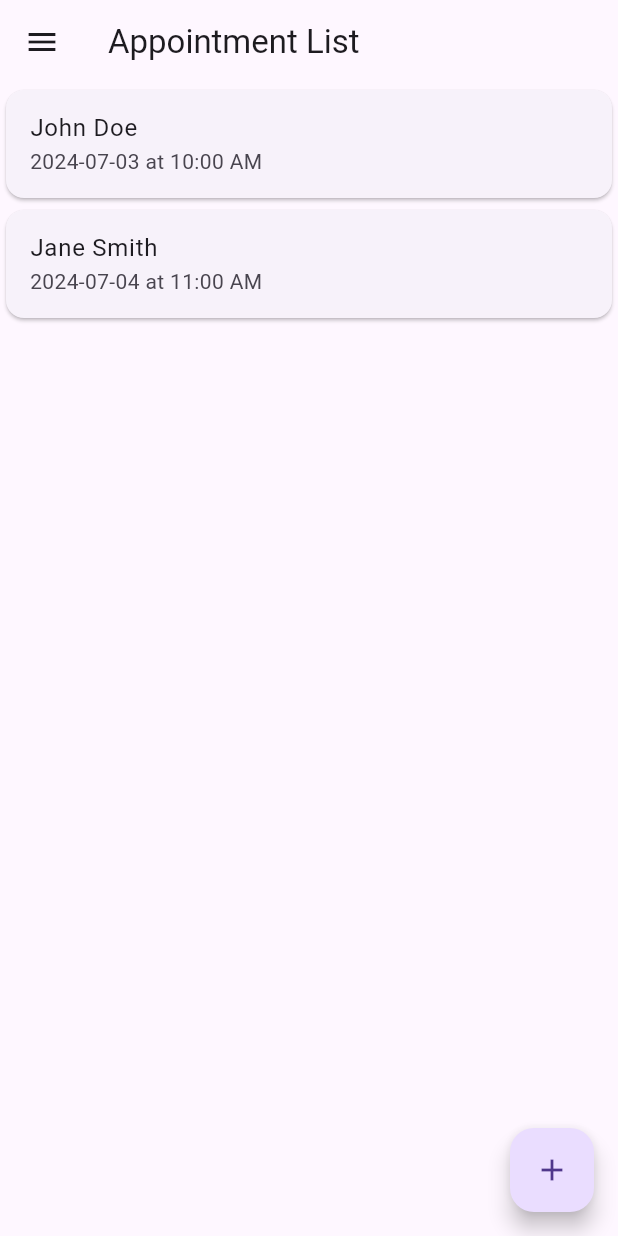
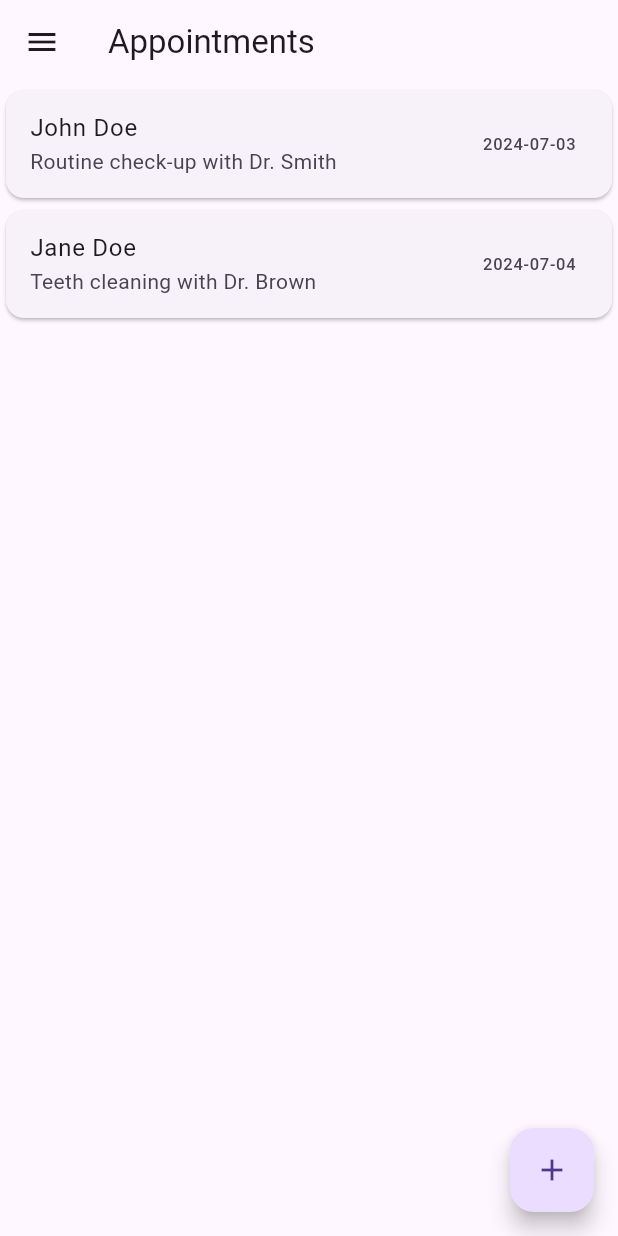
Before and after one commit to anwar9162/Dental_Clinic_Management_System, a Flutter app: the AppointmentListScreen screen opened by its route, on a phone screen of 412 x 824 dp. Run offline on Flutter 3.47's test engine with Material 3 defaults, Android fonts, the phone set to English and light mode, and no system bars; our stand-ins replace table_calendar; missing offline and left inert: flutter_draggable_gridview.

Commit message:
Third commit

```diff
--- a/lib/main.dart
+++ b/lib/main.dart
@@ -7,7 +7,7 @@ import 'screens/billing/billing_list_screen.dart';
 import 'screens/appointment/add_appointment_screen.dart';
 import 'screens/appointment/appointment_detail_screen.dart';
 import 'screens/appointment/appointment_calendar_screen.dart';
-import './models/appointment_model.dart';
+import 'models/appointment_model.dart'; // Ensure this import is correct
 
 void main() {
   runApp(MyApp());
--- a/lib/models/appointment_model.dart
+++ b/lib/models/appointment_model.dart
@@ -1,17 +1,15 @@
 class Appointment {
   final String id;
   final String patientName;
+  final DateTime date;
+  final String description;
   final String doctorName;
-  final DateTime date;
-  final String time;
-  final String description;
 
   Appointment({
     required this.id,
     required this.patientName,
+    required this.date,
+    required this.description,
     required this.doctorName,
-    required this.date,
-    required this.time,
-    required this.description,
   });
 }
--- a/lib/screens/appointment/appointment_calendar_screen.dart
+++ b/lib/screens/appointment/appointment_calendar_screen.dart
@@ -16,7 +16,22 @@ class AppointmentCalendarScreen extends StatefulWidget {
 class _AppointmentCalendarScreenState extends State<AppointmentCalendarScreen> {
   CalendarFormat _calendarFormat = CalendarFormat.month;
   DateTime _selectedDay = DateTime.now();
-  List<Appointment> _appointments = [];
+  List<Appointment> _appointments = [
+    Appointment(
+      id: '1',
+      patientName: 'John Doe',
+      date: DateTime.now(),
+      description: 'Routine check-up',
+      doctorName: 'Dr. Smith',
+    ),
+    Appointment(
+      id: '2',
+      patientName: 'Jane Doe',
+      date: DateTime.now().add(Duration(days: 1)),
+      description: 'Teeth cleaning',
+      doctorName: 'Dr. Brown',
+    ),
+  ];
 
   void _addNewAppointment(Appointment newAppointment) {
     setState(() {
--- a/lib/screens/appointment/appointment_list_screen.dart
+++ b/lib/screens/appointment/appointment_list_screen.dart
@@ -1,46 +1,33 @@
 import 'package:flutter/material.dart';
 import '../../models/appointment_model.dart';
-import 'add_appointment_screen.dart';
-import 'appointment_detail_screen.dart';
+import '../../widgets/appointment_card.dart';
 import '../../widgets/navigation_drawer.dart' as custom;
-import '../../widgets/appointment_card.dart';
+import './add_appointment_screen.dart';
+import './appointment_detail_screen.dart';
 
-class AppointmentListScreen extends StatefulWidget {
-  @override
-  _AppointmentListScreenState createState() => _AppointmentListScreenState();
-}
-
-class _AppointmentListScreenState extends State<AppointmentListScreen> {
+class AppointmentListScreen extends StatelessWidget {
   final List<Appointment> _appointments = [
     Appointment(
       id: '1',
       patientName: 'John Doe',
+      date: DateTime.now(),
+      description: 'Routine check-up',
       doctorName: 'Dr. Smith',
-      date: DateTime.now(),
-      time: '10:00 AM',
-      description: 'Regular checkup',
     ),
     Appointment(
       id: '2',
-      patientName: 'Jane Smith',
-      doctorName: 'Dr. Adams',
+      patientName: 'Jane Doe',
       date: DateTime.now().add(Duration(days: 1)),
-      time: '11:00 AM',
       description: 'Teeth cleaning',
+      doctorName: 'Dr. Brown',
     ),
   ];
-
-  void _addNewAppointment(Appointment newAppointment) {
-    setState(() {
-      _appointments.add(newAppointment);
-    });
-  }
 
   @override
   Widget build(BuildContext context) {
     return Scaffold(
       appBar: AppBar(
-        title: Text('Appointment List'),
+        title: Text('Appointments'),
       ),
       drawer: custom.NavigationDrawer(),
       body: ListView.builder(
@@ -68,7 +55,7 @@ class _AppointmentListScreenState extends State<AppointmentListScreen> {
           );
 
           if (newAppointment != null) {
-            _addNewAppointment(newAppointment);
+            _appointments.add(newAppointment);
           }
         },
         child: Icon(Icons.add),
--- a/lib/widgets/appointment_card.dart
+++ b/lib/widgets/appointment_card.dart
@@ -1,5 +1,5 @@
 import 'package:flutter/material.dart';
-import '../models/appointment_model.dart';
+import '../../models/appointment_model.dart';
 
 class AppointmentCard extends StatelessWidget {
   final Appointment appointment;
@@ -11,11 +11,11 @@ class AppointmentCard extends StatelessWidget {
   Widget build(BuildContext context) {
     return Card(
       child: ListTile(
+        onTap: onTap,
         title: Text(appointment.patientName),
-        subtitle: Text('${appointment.date.toLocal()}'.split(' ')[0] +
-            ' at ' +
-            appointment.time),
-        onTap: onTap,
+        subtitle:
+            Text('${appointment.description} with ${appointment.doctorName}'),
+        trailing: Text('${appointment.date.toLocal()}'.split(' ')[0]),
       ),
     );
   }
```
Also changed, not shown: lib/screens/appointment/add_appointment_screen.dart (+21 -44 lines), lib/screens/appointment/appointment_detail_screen.dart (+11 -10 lines), pubspec.lock.
